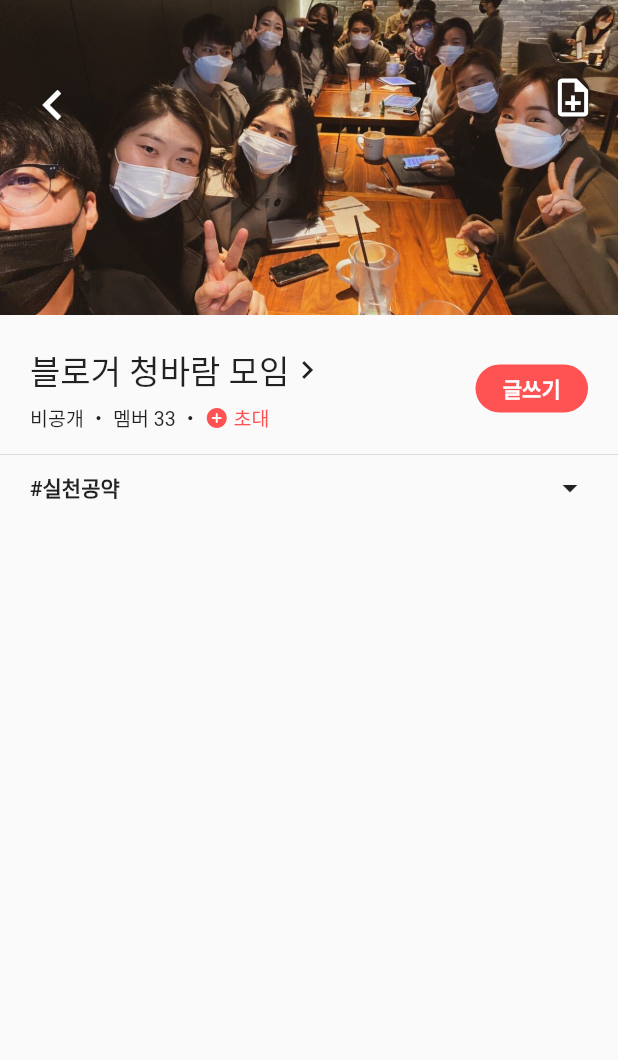
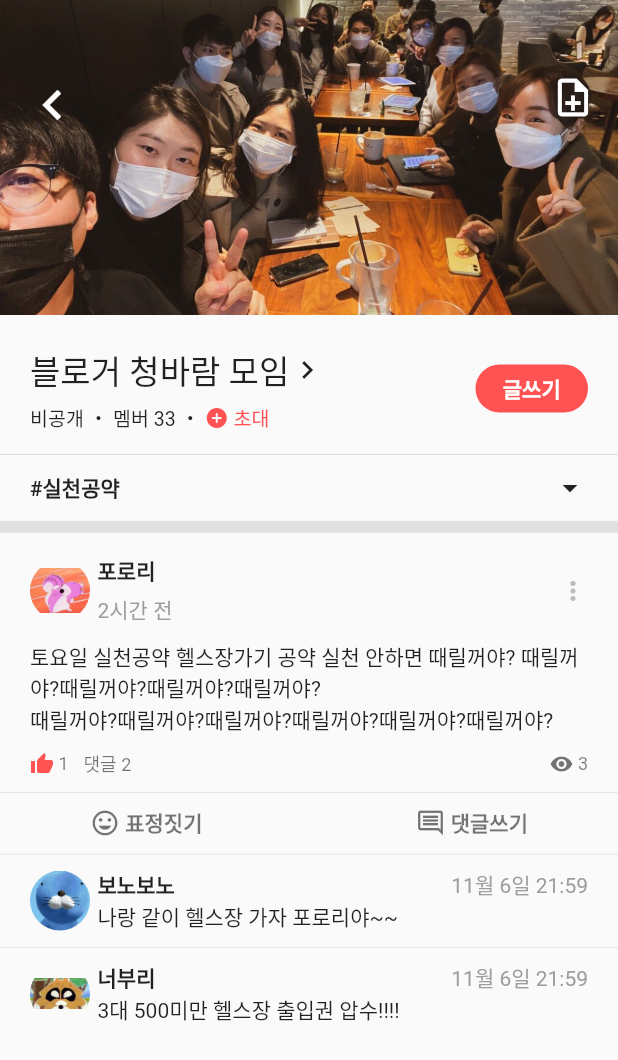
Before and after one commit to voidsatisfaction/flutter-snake-game, a Flutter app: the BoardScreen widget shown alone on an empty page, opened directly, on a phone screen of 412 x 824 dp. Shown: the top 1060 px of the screen. Run offline on Flutter 3.47's test engine with Material 2 defaults, Android fonts, the phone set to English and light mode, and no system bars; our stand-ins replace bloc, flutter_bloc, sqflite; accounts and stored records are empty.

Commit message:
feat: add board_screen layout

```diff
--- a/lib/screen/board_screen/main.dart
+++ b/lib/screen/board_screen/main.dart
@@ -3,6 +3,7 @@ import 'package:flutter/material.dart';
 import 'package:snake_game/screen/board_screen/widgets/main_picture_widget.dart';
 import 'package:snake_game/screen/board_screen/widgets/title_widget.dart';
 import 'package:snake_game/screen/board_screen/widgets/tag_widget.dart';
+import 'package:snake_game/widget/post_widget.dart';
 
 class BoardScreen extends StatefulWidget {
   @override
@@ -42,6 +43,7 @@ class _BoardScreenState extends State<BoardScreen> {
           TagWidget(
             tagName: _tagName,
           ),
+          PostWidget(),
         ],
       ),
     );
--- /dev/null
+++ b/lib/widget/post_widget.dart
@@ -0,0 +1,383 @@
+import 'package:flutter/material.dart';
+
+class PostWidget extends StatelessWidget {
+  final TextStyle userNameTextStyle = TextStyle(
+    fontWeight: FontWeight.w600,
+  );
+  final TextStyle subTextStyle = TextStyle(
+    color: Colors.grey[500],
+  );
+
+  final String bonobonoImagePath = 'assets/images/bonobono.jpeg';
+  final String neoburiImagePath = 'assets/images/neoburi.jpeg';
+
+  final String commentUserName1 = '보노보노';
+  final String commentUserName2 = '너부리';
+
+  final String comment1 = '나랑 같이 헬스장 가자 포로리야~~';
+  final String comment2 = '3대 500미만 헬스장 출입권 압수!!!!';
+
+  @override
+  Widget build(BuildContext context) {
+    return Container(
+      padding: EdgeInsets.only(
+        top: 15,
+        bottom: 15,
+      ),
+      decoration: BoxDecoration(
+        border: Border(
+          top: BorderSide(
+            width: 8,
+            color: Colors.grey[300],
+          ),
+        ),
+      ),
+      child: Column(
+        children: [
+          PostTitleWidget(
+            userNameTextStyle: userNameTextStyle,
+            subTextStyle: subTextStyle,
+          ),
+          SizedBox(
+            height: 10,
+          ),
+          PostContentWidget(),
+          PostReactionStatusWidget(
+            emoticonSize: 16,
+            fontColor: Colors.black54,
+            fontSize: 12,
+          ),
+          PostReactionActionWidget(
+            emoticonSize: 20,
+            fontColor: Colors.black54,
+            fontSize: 12,
+          ),
+          PostCommentWidget(
+            userImagePath: bonobonoImagePath,
+            userName: commentUserName1,
+            userComment: comment1,
+            userPictureSize: 40,
+            userNameTextStyle: userNameTextStyle,
+            subTextStyle: subTextStyle,
+          ),
+          PostCommentWidget(
+            userImagePath: neoburiImagePath,
+            userName: commentUserName2,
+            userComment: comment2,
+            userPictureSize: 40,
+            userNameTextStyle: userNameTextStyle,
+            subTextStyle: subTextStyle,
+          ),
+        ],
+      ),
+    );
+  }
+}
+
+class PostCommentWidget extends StatelessWidget {
+  final String userImagePath;
+  final String userName;
+  final String userComment;
+
+  final double userPictureSize;
+  final TextStyle userNameTextStyle;
+  final TextStyle subTextStyle;
+
+  PostCommentWidget({
+    this.userImagePath,
+    this.userName,
+    this.userComment,
+    this.userPictureSize,
+    this.userNameTextStyle,
+    this.subTextStyle,
+  });
+
+  @override
+  Widget build(BuildContext context) {
+    return Container(
+      decoration: BoxDecoration(
+        border: Border(
+          top: BorderSide(
+            width: 0.1,
+            color: Colors.black54,
+          ),
+        ),
+      ),
+      padding: EdgeInsets.only(
+        top: 10,
+        left: 20,
+        right: 20,
+        bottom: 10,
+      ),
+      child: Row(
+        mainAxisAlignment: MainAxisAlignment.spaceBetween,
+        crossAxisAlignment: CrossAxisAlignment.start,
+        children: [
+          Row(
+            children: [
+              ClipRRect(
+                borderRadius: BorderRadius.circular(50.0),
+                child: Image(
+                  image: AssetImage(userImagePath),
+                  height: 40,
+                  width: 40,
+                ),
+              ),
+              SizedBox(
+                width: 5,
+              ),
+              Column(
+                crossAxisAlignment: CrossAxisAlignment.start,
+                children: [
+                  Text(
+                    userName,
+                    style: userNameTextStyle,
+                  ),
+                  Text(
+                    userComment,
+                  ),
+                ],
+              ),
+            ],
+          ),
+          Text(
+            '11월 6일 21:59',
+            style: subTextStyle,
+          ),
+        ],
+      ),
+    );
+  }
+}
+
+class PostReactionActionWidget extends StatelessWidget {
+  final double emoticonSize;
+  final Color fontColor;
+  final double fontSize;
+
+  PostReactionActionWidget({
+    this.emoticonSize,
+    this.fontColor,
+    this.fontSize,
+  });
+
+  @override
+  Widget build(BuildContext context) {
+    return Container(
+      decoration: BoxDecoration(
+        border: Border(
+          top: BorderSide(
+            width: 0.1,
+            color: Colors.black54,
+          ),
+        ),
+      ),
+      padding: EdgeInsets.only(
+        top: 10,
+        bottom: 10,
+        left: 60,
+        right: 60,
+      ),
+      child: Row(
+        mainAxisAlignment: MainAxisAlignment.spaceBetween,
+        children: [
+          Row(
+            children: [
+              Icon(
+                Icons.tag_faces,
+                size: emoticonSize,
+                color: fontColor,
+              ),
+              Text(
+                ' 표정짓기',
+                style: TextStyle(
+                  color: fontColor,
+                  fontWeight: FontWeight.w600,
+                ),
+              ),
+            ],
+          ),
+          Row(
+            children: [
+              Icon(
+                Icons.comment_outlined,
+                size: emoticonSize,
+                color: fontColor,
+              ),
+              Text(
+                ' 댓글쓰기',
+                style: TextStyle(
+                  color: fontColor,
+                  fontWeight: FontWeight.w600,
+                ),
+              ),
+            ],
+          ),
+        ],
+      ),
+    );
+  }
+}
+
+class PostReactionStatusWidget extends StatelessWidget {
+  final double emoticonSize;
+  final Color fontColor;
+  final double fontSize;
+
+  PostReactionStatusWidget({
+    this.emoticonSize,
+    this.fontColor,
+    this.fontSize,
+  });
+
+  @override
+  Widget build(BuildContext context) {
+    return Container(
+      padding: EdgeInsets.only(
+        top: 10,
+        bottom: 10,
+        left: 20,
+        right: 20,
+      ),
+      child: Row(
+        mainAxisAlignment: MainAxisAlignment.spaceBetween,
+        children: [
+          Row(
+            children: [
+              Row(
+                children: [
+                  Icon(
+                    Icons.thumb_up,
+                    size: emoticonSize,
+                    color: Colors.redAccent,
+                  ),
+                  Text(
+                    ' 1',
+                    style: TextStyle(
+                      color: fontColor,
+                      fontSize: fontSize,
+                    ),
+                  ),
+                ],
+              ),
+              SizedBox(
+                width: 10,
+              ),
+              Row(
+                children: [
+                  Text(
+                    "댓글 2",
+                    style: TextStyle(
+                      color: fontColor,
+                      fontSize: fontSize,
+                    ),
+                  ),
+                ],
+              ),
+            ],
+          ),
+          Row(
+            children: [
+              Icon(
+                Icons.remove_red_eye,
+                size: emoticonSize,
+                color: fontColor,
+              ),
+              Text(
+                ' 3',
+                style: TextStyle(
+                  color: fontColor,
+                  fontSize: fontSize,
+                ),
+              ),
+            ],
+          ),
+        ],
+      ),
+    );
+  }
+}
+
+class PostContentWidget extends StatelessWidget {
+  @override
+  Widget build(BuildContext context) {
+    return Container(
+      padding: EdgeInsets.only(
+        left: 20,
+        right: 20,
+      ),
+      child: Column(
+        crossAxisAlignment: CrossAxisAlignment.stretch,
+        children: [
+          Text(
+            '토요일 실천공약 헬스장가기 공약 실천 안하면 때릴꺼야? 때릴꺼야?때릴꺼야?때릴꺼야?때릴꺼야?',
+          ),
+          Text(
+            '때릴꺼야?때릴꺼야?때릴꺼야?때릴꺼야?때릴꺼야?때릴꺼야?',
+          ),
+        ],
+      ),
+    );
+  }
+}
+
+class PostTitleWidget extends StatelessWidget {
+  final TextStyle userNameTextStyle;
+  final TextStyle subTextStyle;
+
+  PostTitleWidget({
+    this.userNameTextStyle,
+    this.subTextStyle,
+  });
+
+  @override
+  Widget build(BuildContext context) {
+    return Container(
+      padding: EdgeInsets.only(
+        left: 20,
+        right: 20,
+      ),
+      child: Row(
+        mainAxisAlignment: MainAxisAlignment.spaceBetween,
+        children: [
+          Row(
+            children: [
+              Container(
+                child: ClipRRect(
+                  borderRadius: BorderRadius.circular(50.0),
+                  child: Image(
+                    image: AssetImage('assets/images/porori.jpeg'),
+                    height: 40,
+                    width: 40,
+                  ),
+                ),
+              ),
+              SizedBox(width: 5),
+              Column(
+                crossAxisAlignment: CrossAxisAlignment.start,
+                children: [
+                  Text(
+                    '포로리',
+                    style: userNameTextStyle,
+                  ),
+                  SizedBox(height: 5),
+                  Text(
+                    '2시간 전',
+                    style: subTextStyle,
+                  ),
+                ],
+              ),
+            ],
+          ),
+          Container(
+            child: Icon(
+              Icons.more_vert,
+              color: Colors.grey[400],
+              size: 20,
+            ),
+          ),
+        ],
+      ),
+    );
+  }
+}
--- a/pubspec.yaml
+++ b/pubspec.yaml
@@ -49,6 +49,9 @@ flutter:
   assets:
     - assets/images/trophy1.png
     - assets/images/chung_baram.jpg
+    - assets/images/bonobono.jpeg
+    - assets/images/porori.jpeg
+    - assets/images/neoburi.jpeg
 
   # An image asset can refer to one or more resolution-specific "variants", see
   # https://flutter.dev/assets-and-images/#resolution-aware.
```
Also changed, not shown: assets/images/bonobono.jpeg (added), assets/images/neoburi.jpeg (added), assets/images/porori.jpeg (added).
